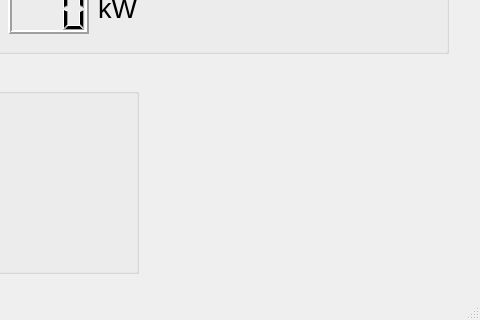
LeoDaVinci16/P3_electronica, file ui_v2.ui: the form before one commit; both pictures show x 642 to 1122 and y 287 to 607 of the 1122 by 607 pixel window.
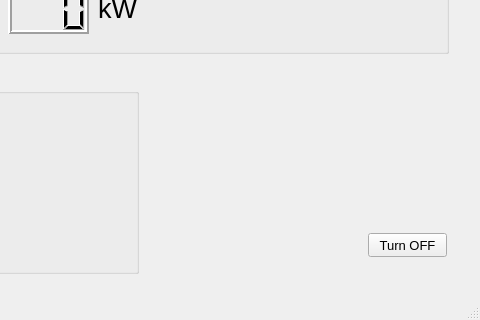
The form after the commit.

```diff
--- a/ui_v2.ui
+++ b/ui_v2.ui
@@ -1487,6 +1487,19 @@
      </property>
     </widget>
    </widget>
+   <widget class="QPushButton" name="pushButton_3">
+    <property name="geometry">
+     <rect>
+      <x>1010</x>
+      <y>500</y>
+      <width>79</width>
+      <height>24</height>
+     </rect>
+    </property>
+    <property name="text">
+     <string>Turn OFF</string>
+    </property>
+   </widget>
    <zorder>groupBox_2</zorder>
    <zorder>groupBox</zorder>
    <zorder>groupBox_3</zorder>
```
Left out of the diff: 52 changed lines with no effect on the pictures.
